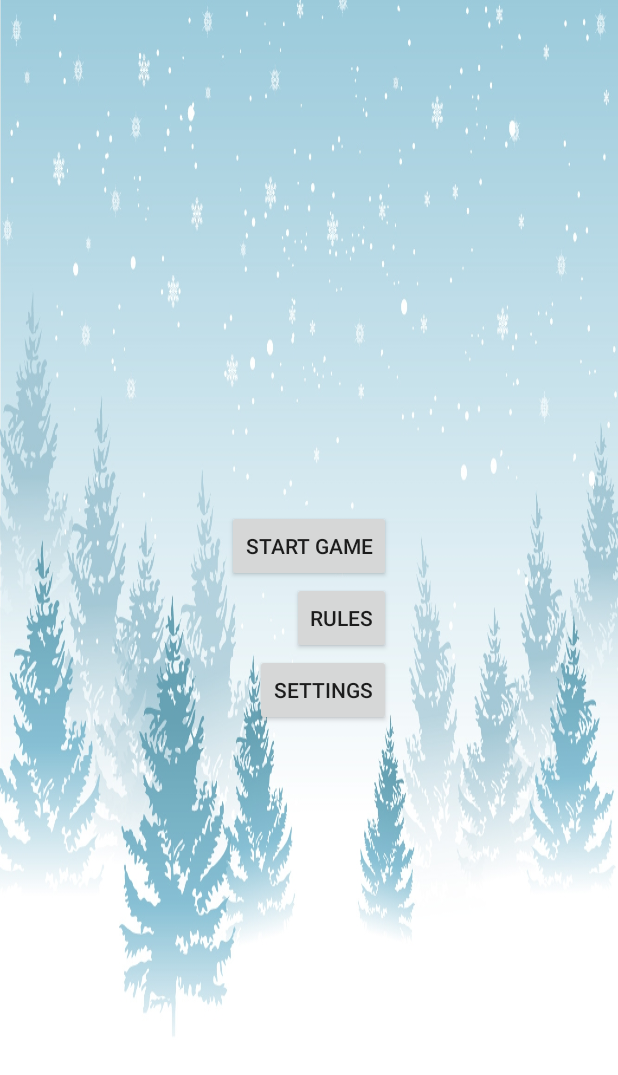
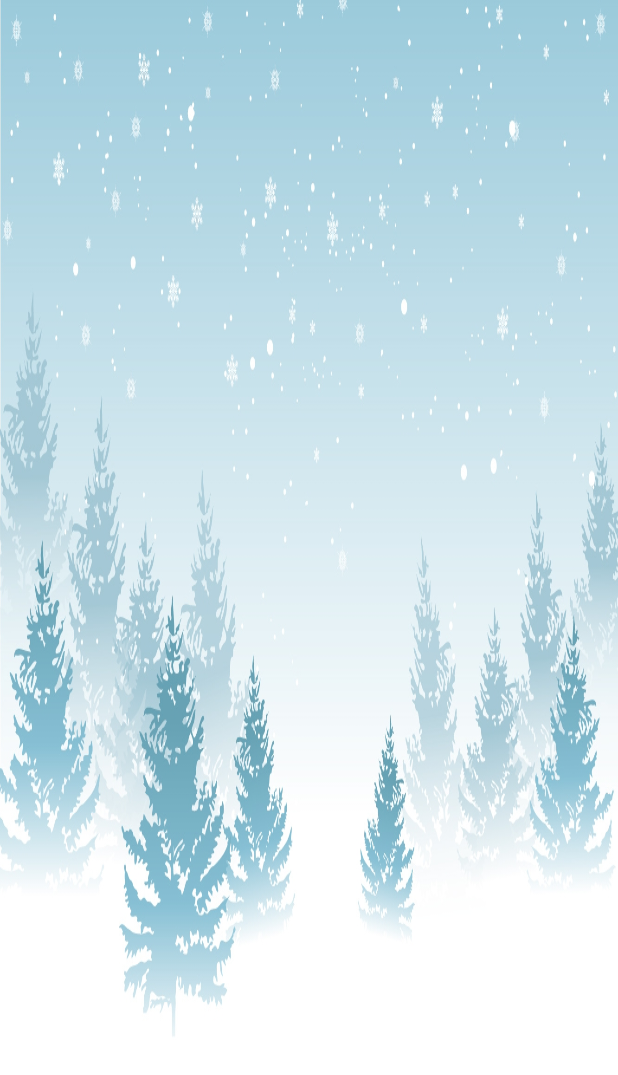
Before and after one commit to sarahse/SnowWars, an Android app: the layout activity_main.xml on its own in the app's theme, with its tools: preview values and no code run, on a phone screen of 412 x 824 dp. Shown: the top 1075 px of the screen. Run offline under Robolectric (Android 15) with nearby library versions, the phone set to English and light mode, and no system bars.

Commit message:
Merge branch 'master' of /Users/nikken/git/SnowWars with conflicts.

```diff
--- a/app/src/main/java/com/sarahserussi/snowwars/Ball.java
+++ b/app/src/main/java/com/sarahserussi/snowwars/Ball.java
@@ -49,6 +49,7 @@ public class Ball {
         /* need to get screenWidth & screenHeight */
         this.setBallPositionX(200);
         this.setBallPositionY(200);
+
     }
 
     public void setServePositionToPlayer2() {
--- a/app/src/main/res/layout/activity_main.xml
+++ b/app/src/main/res/layout/activity_main.xml
@@ -3,37 +3,12 @@
     android:layout_height="match_parent" android:paddingLeft="@dimen/activity_horizontal_margin"
     android:paddingRight="@dimen/activity_horizontal_margin"
     android:paddingTop="@dimen/activity_vertical_margin"
-    android:paddingBottom="@dimen/activity_vertical_margin" tools:context=".MainActivity"
-    android:background="@drawable/winterbackground2">
+    android:paddingBottom="@dimen/activity_vertical_margin"
+    android:background="@drawable/winterbackground2"
+    tools:context=".MainActivity"
 
-    <Button
-        style="?android:attr/buttonStyleSmall"
-        android:layout_width="wrap_content"
-        android:layout_height="wrap_content"
-        android:text="Start Game"
-        android:id="@+id/startButton"
-        android:layout_above="@+id/rulesButton"
-        android:layout_centerHorizontal="true"
-        android:layout_alignParentStart="false" />
+    android:clickable="true"
+    android:transitionGroup="true">
 
-    <Button
-        style="?android:attr/buttonStyleSmall"
-        android:layout_width="wrap_content"
-        android:layout_height="wrap_content"
-        android:text="Rules"
-        android:id="@+id/rulesButton"
-        android:layout_centerVertical="true"
-        android:layout_alignRight="@+id/startButton"
-        android:layout_alignEnd="@+id/startButton" />
-
-    <Button
-        style="?android:attr/buttonStyleSmall"
-        android:layout_width="wrap_content"
-        android:layout_height="wrap_content"
-        android:text="Settings"
-        android:id="@+id/settingsButton"
-        android:layout_below="@+id/rulesButton"
-        android:layout_alignRight="@+id/rulesButton"
-        android:layout_alignEnd="@+id/rulesButton" />
 
 </RelativeLayout>
```
Also changed, not shown: app/src/main/java/com/sarahserussi/snowwars/MainActivity.java (+17 -20 lines), app/src/main/res/drawable-hdpi/winterbackground.jpg (deleted).
